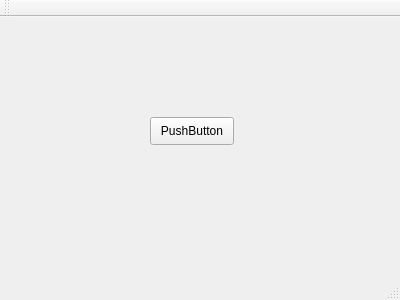
This is QT/FirstTest/TestV1/mainwindow.ui in jiaxin96/GuiProgect as Qt 5 draws it before an edit. The edited form follows.
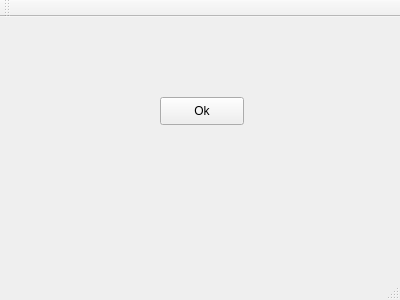
This is the edited form.

Patch:
```diff
--- a/QT/FirstTest/TestV1/mainwindow.ui
+++ b/QT/FirstTest/TestV1/mainwindow.ui
@@ -17,14 +17,14 @@
    <widget class="QPushButton" name="pushButton">
     <property name="geometry">
      <rect>
-      <x>150</x>
-      <y>100</y>
+      <x>160</x>
+      <y>80</y>
       <width>84</width>
       <height>28</height>
      </rect>
     </property>
     <property name="text">
-     <string>PushButton</string>
+     <string>Ok</string>
     </property>
    </widget>
   </widget>
```
Left out of the diff: 6 changed lines with no effect on the pictures.
